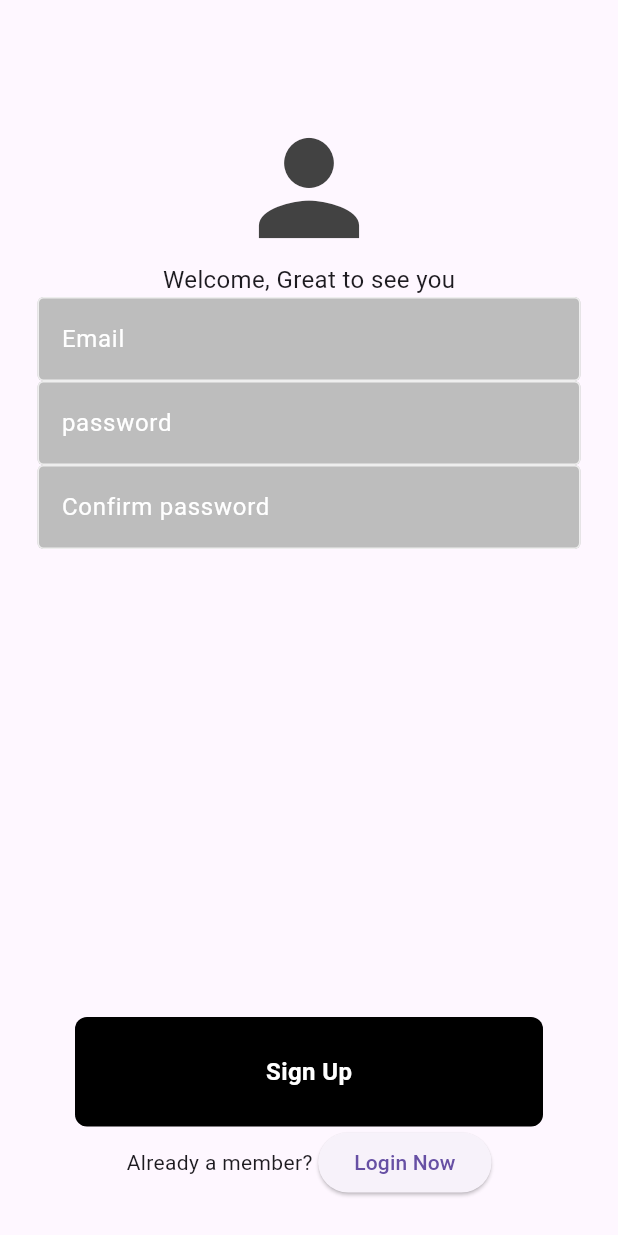
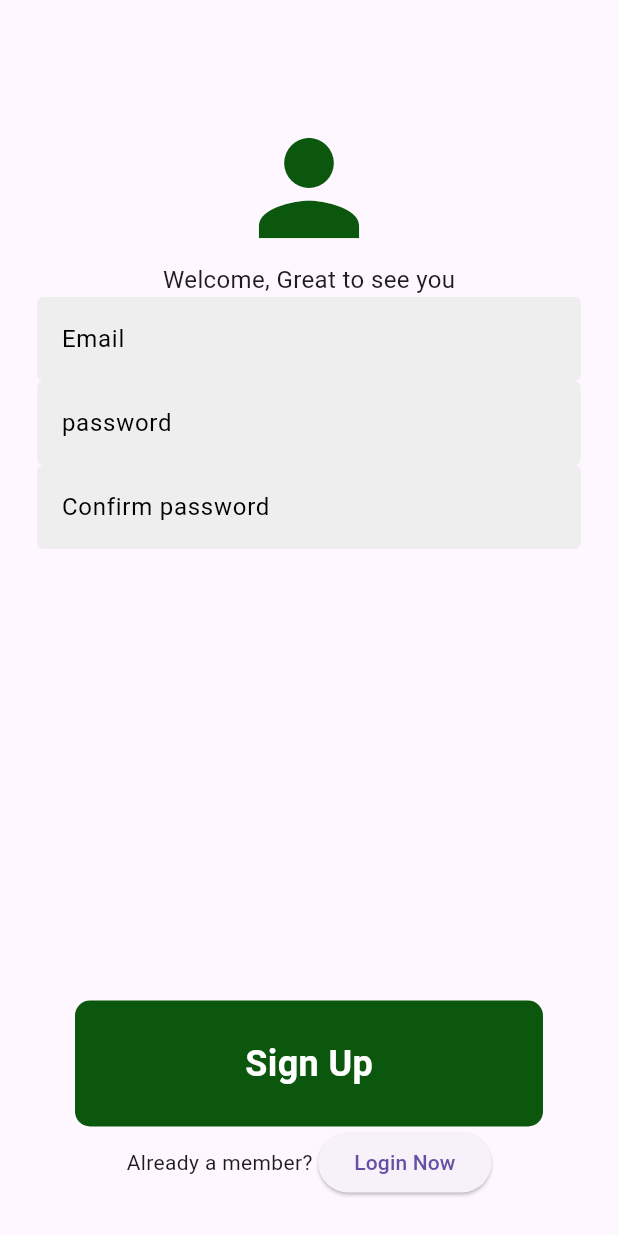
Before and after one commit to happyjain369/SignUp-SignIn-using-Flutter, a Flutter app: the screen it shows after launch, after a tap on "Register Now", on a phone screen of 412 x 824 dp. Run offline on Flutter 3.47's test engine with Material 3 defaults, Android fonts, the phone set to English and light mode, and no system bars; our stand-ins replace firebase_auth, firebase_core; accounts and stored records are empty.

Commit message:
UI changes

```diff
--- a/lib/components/my_button.dart
+++ b/lib/components/my_button.dart
@@ -13,8 +13,8 @@ class MyButton extends StatelessWidget {
         padding: const EdgeInsets.all(25),
         margin: const EdgeInsets.symmetric(horizontal: 25),
         decoration: BoxDecoration(
-          color: Colors.black,
-          borderRadius: BorderRadius.circular(8),
+          color: Color.fromARGB(255, 11, 87, 13),
+          borderRadius: BorderRadius.circular(10),
         ),
         child: const Center(
           child: Text(
@@ -22,7 +22,7 @@ class MyButton extends StatelessWidget {
             style: TextStyle(
               color: Colors.white,
               fontWeight: FontWeight.bold,
-              fontSize: 16,
+              fontSize: 24,
             ),
           ),
         ),
--- a/lib/components/my_buttonsignup.dart
+++ b/lib/components/my_buttonsignup.dart
@@ -13,8 +13,8 @@ class MyButtonsignup extends StatelessWidget {
         padding: const EdgeInsets.all(25),
         margin: const EdgeInsets.symmetric(horizontal: 25),
         decoration: BoxDecoration(
-          color: Colors.black,
-          borderRadius: BorderRadius.circular(8),
+          color: Color.fromARGB(255, 11, 87, 13),
+          borderRadius: BorderRadius.circular(10),
         ),
         child: const Center(
           child: Text(
@@ -22,7 +22,7 @@ class MyButtonsignup extends StatelessWidget {
             style: TextStyle(
               color: Colors.white,
               fontWeight: FontWeight.bold,
-              fontSize: 16,
+              fontSize: 24,
             ),
           ),
         ),
--- a/lib/components/my_text_field.dart
+++ b/lib/components/my_text_field.dart
@@ -23,10 +23,10 @@ class MyTextField extends StatelessWidget {
         focusedBorder: const OutlineInputBorder(
           borderSide: BorderSide(color: Colors.white),
         ),
-        fillColor: Colors.grey[400],
+        fillColor: Colors.grey[200],
         filled: true,
         hintText: hintText,
-        hintStyle: const TextStyle(color: Colors.white),
+        hintStyle: const TextStyle(color: Colors.black),
       ),
     );
   }
--- a/lib/pages/login_page.dart
+++ b/lib/pages/login_page.dart
@@ -119,7 +119,7 @@ class _LoginPageState extends State<LoginPage> {
   Widget build(BuildContext context) {
     return Scaffold(
       resizeToAvoidBottomInset: true,
-      backgroundColor: Colors.grey[300],
+      backgroundColor: Colors.white,
       body: SafeArea(
         child: Center(
           child: Column(
@@ -130,12 +130,13 @@ class _LoginPageState extends State<LoginPage> {
               // logo
               const Icon(
                 Icons.lock,
+                color: Color.fromARGB(255, 11, 87, 13),
                 size: 100,
               ),
               Text(
                 'Welcome back you\'ve been missed!',
                 style: TextStyle(
-                  color: Colors.grey[700],
+                  color: Colors.grey[1000],
                   fontSize: 16,
                 ),
               ),
@@ -162,7 +163,7 @@ class _LoginPageState extends State<LoginPage> {
                   children: [
                     Text(
                       'Forgot Password?',
-                      style: TextStyle(color: Colors.grey[600]),
+                      style: TextStyle(color: Colors.grey[1000]),
                     ),
                   ],
                 ),
@@ -192,7 +193,7 @@ class _LoginPageState extends State<LoginPage> {
                       padding: const EdgeInsets.symmetric(horizontal: 10.0),
                       child: Text(
                         'Or continue with',
-                        style: TextStyle(color: Colors.grey[700]),
+                        style: TextStyle(color: Colors.grey[1000]),
                       ),
                     ),
                     Expanded(
@@ -229,7 +230,7 @@ class _LoginPageState extends State<LoginPage> {
                 children: [
                   Text(
                     'Not a member?',
-                    style: TextStyle(color: Colors.grey[700]),
+                    style: TextStyle(color: Colors.grey[1000]),
                   ),
                   ElevatedButton(
                     child: const Text('Register Now'),
--- a/lib/pages/register_page.dart
+++ b/lib/pages/register_page.dart
@@ -23,10 +23,10 @@ class RegisterPage extends StatelessWidget {
               child: Column(
                 children: [
                   const SizedBox(height: 50),
-                  Icon(
+                  const Icon(
                     Icons.person,
                     size: 100,
-                    color: Colors.grey[800],
+                    color: Color.fromARGB(255, 11, 87, 13),
                   ),
                   const Text(
                     "Welcome, Great to see you",
```
